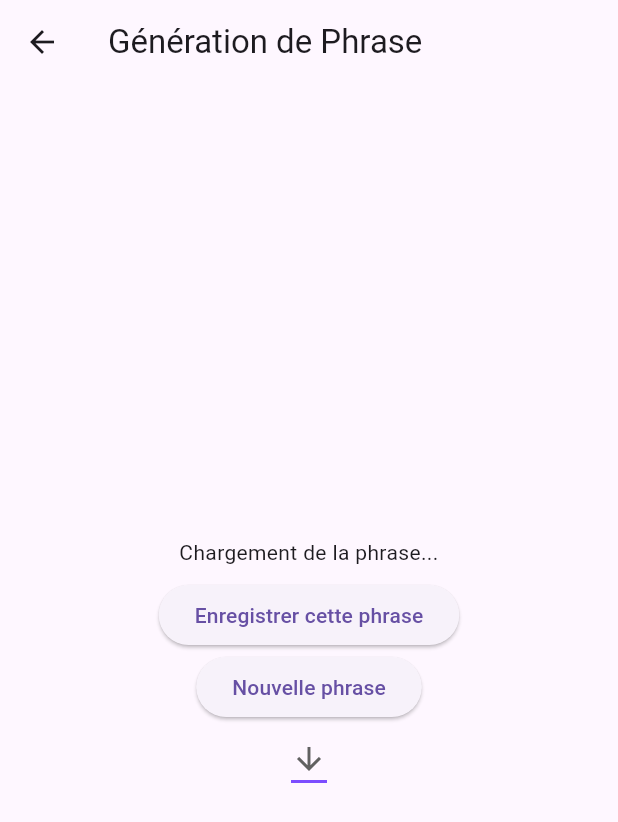
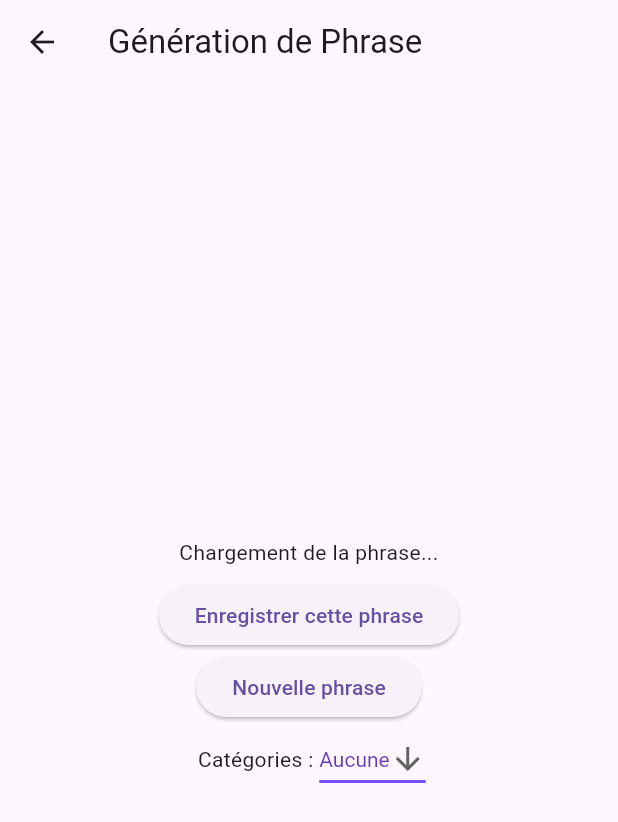
Before and after one commit to mdhoury49000/Chuck_norris_phoneApp, a Flutter app: the GeneratePhrasePage screen opened directly, on a phone screen of 412 x 824 dp. Shown: the top 822 px of the screen. Run offline on Flutter 3.47's test engine with Material 3 defaults, Android fonts, the phone set to English and light mode, and no system bars; our stand-ins replace bloc, flutter_bloc, shared_preferences; accounts and stored records are empty; network calls fail.

Commit message:
ajout styles pour catégories :icecream:

```diff
--- a/lib/screens/generate_phrase_page.dart
+++ b/lib/screens/generate_phrase_page.dart
@@ -12,8 +12,8 @@ class GeneratePhrasePage extends StatefulWidget {
 
 class _GeneratePhrasePageState extends State<GeneratePhrasePage> {
   String phrase = "Chargement de la phrase...";
-  List<String> categories = [""];
-  String categorieSelected = "";
+  List<String> categories = ["Aucune"];
+  String categorieSelected = "Aucune";
 
   @override
   void initState() {
@@ -24,7 +24,7 @@ class _GeneratePhrasePageState extends State<GeneratePhrasePage> {
 
   fetchPhrase() async {
     var url = 'https://api.chucknorris.io/jokes/random';
-    if (categorieSelected != "") {
+    if (categorieSelected != "Aucune") {
       url += '?category=$categorieSelected';
     }
     final response = await http.get(Uri.parse(url));
@@ -83,6 +83,10 @@ class _GeneratePhrasePageState extends State<GeneratePhrasePage> {
               onPressed: fetchPhrase,
               child: const Text('Nouvelle phrase'),
             ),
+            Row(
+              mainAxisAlignment: MainAxisAlignment.center,
+              children: <Widget>[
+                const Text('Catégories :  ', textAlign: TextAlign.center),
                 DropdownButton<String>(
                   value: categorieSelected,
                   icon: const Icon(Icons.arrow_downward),
@@ -103,7 +107,10 @@ class _GeneratePhrasePageState extends State<GeneratePhrasePage> {
                       child: Text(value),
                     );
                   }).toList(),
-            )
+                ),
+              ],
+            ),
+
           ],
         ),
       ),
```
Lines whose indentation alone changed are shown as unchanged.
